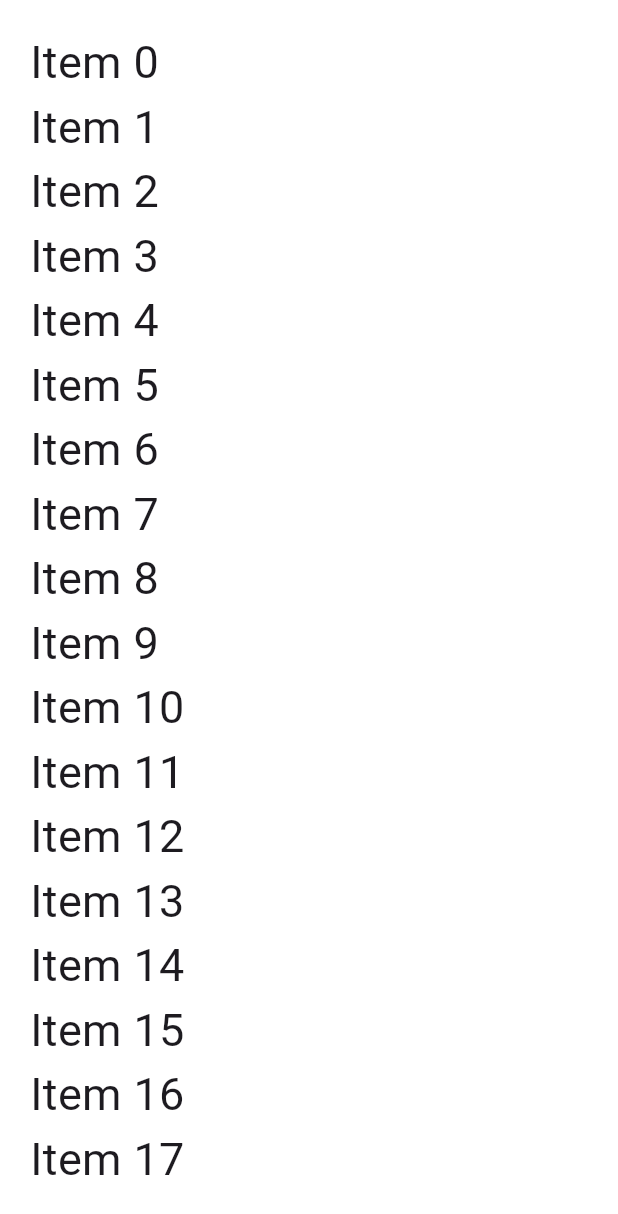
After one commit to wael-saif23/some-logic, a Flutter app: the Pagination screen opened directly, on a phone screen of 412 x 824 dp. The commit adds this screen. Shown: the top 1214 px of the screen. Run offline on Flutter 3.47's test engine with Material 3 defaults, Android fonts, the phone set to English and light mode, and no system bars; our stand-ins replace file_picker, image_picker, video_player; missing offline and left inert: syncfusion_flutter_pdfviewer.

Commit message:
Add Pagination widget for data loading and infinite scrolling

```diff
--- a/lib/core/layout/main_shell.dart
+++ b/lib/core/layout/main_shell.dart
@@ -1,4 +1,5 @@
 import 'package:flutter/material.dart';
+import 'package:some_logic/views/five/pagination.dart';
 import 'package:some_logic/views/four/form_feature.dart';
 import 'package:some_logic/views/one/%D9%8DSingle_selections.dart';
 import 'package:some_logic/views/one/image_selection.dart';
@@ -31,7 +32,7 @@ class _MainShellState extends State<MainShell> {
     UploadFiles(),
   SearchPage(),
     FormFeature(),
-
+  Pagination(),
   ];
 
   int _currentIndex = 0;
--- /dev/null
+++ b/lib/views/five/pagination.dart
@@ -0,0 +1,96 @@
+import 'package:flutter/material.dart';
+
+class Pagination extends StatefulWidget {
+  const Pagination({super.key});
+
+  @override
+  State<Pagination> createState() => _PaginationState();
+}
+
+class _PaginationState extends State<Pagination> {
+  bool _isLoading = false;
+  int _currentPage = 1;
+  final int _totalPages = 5;
+  final int _itemsPerPage = 20;
+  List<int> items = [];
+  final ScrollController _scrollController = ScrollController();
+
+
+  Future<void> _fetchData({required int page}) async {
+   setState(() {
+     _isLoading = true;
+   });
+    await Future.delayed(Duration(seconds: 1));
+    final start = (page - 1) * _itemsPerPage;
+    List<int> newItems = List.generate(_itemsPerPage, (index) {
+      return start + index;
+    });
+    setState(() {
+      items.addAll(newItems);
+      _isLoading = false;
+    });
+  }
+
+  @override
+  void initState() {
+    _fetchData(page: _currentPage);
+    _scrollController.addListener(() {
+      if (_scrollController.position.pixels >=
+              _scrollController.position.maxScrollExtent - 100 &&
+          !_isLoading &&
+          _currentPage < _totalPages) {
+        _fetchData(page: _currentPage++);
+      }
+    });
+    super.initState();
+  }
+
+  @override
+  void dispose() {
+    _scrollController.dispose();
+    super.dispose();
+  }
+
+  @override
+  Widget build(BuildContext context) {
+    return Scaffold(
+      backgroundColor: Colors.white,
+      body: SafeArea(
+        child: Padding(
+          padding: const EdgeInsets.all(20.0),
+          child: Column(
+            children: [
+              Expanded(
+                child: ListView.builder(
+                  controller: _scrollController,
+                  itemCount: items.length,
+                  itemBuilder: (BuildContext context, int index) {
+                    return Text(
+                      'Item $index',
+                      style: TextStyle(fontSize: 30.0),
+                    );
+                  },
+                ),
+              ),
+              if (_isLoading)
+                Center(
+                  child: CircularProgressIndicator(
+                    valueColor: AlwaysStoppedAnimation<Color>(Colors.blue),
+                    padding: EdgeInsets.all(10),
+                    strokeWidth: 5,
+                  ),
+                ),
+              if (!_isLoading && _currentPage == _totalPages)
+                Center(
+                  child: Text(
+                    'No more data available',
+                    style: TextStyle(fontSize: 20.0),
+                  ),
+                ),
+            ],
+          ),
+        ),
+      ),
+    );
+  }
+}
```
